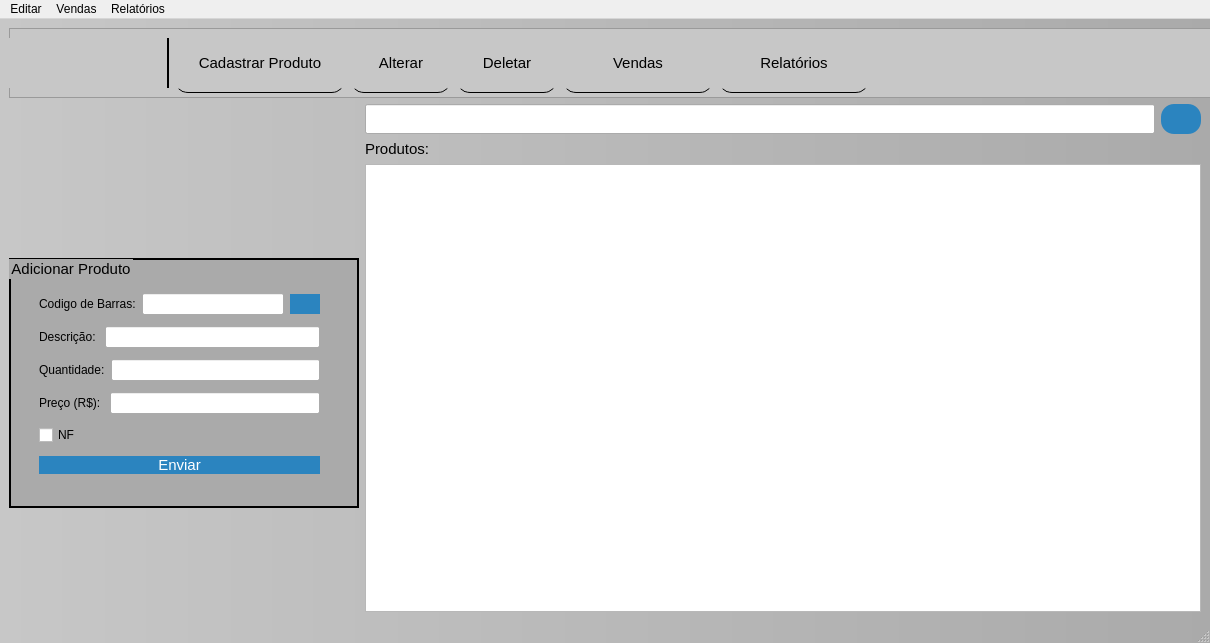
First picture: the form in mainwindow.ui, repository GabR36/QEstoqueLoja, before the edit.
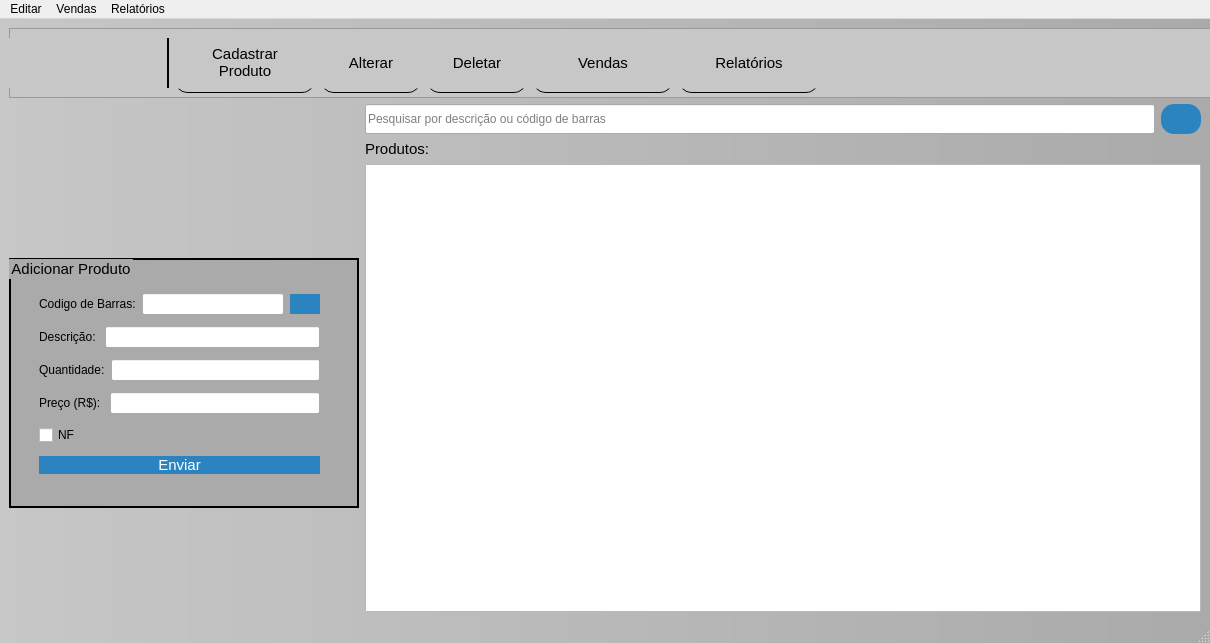
Second picture: the form after the edit. Icons and pictures are not drawn.

The edit to the form file:
```diff
--- a/mainwindow.ui
+++ b/mainwindow.ui
@@ -352,13 +352,13 @@
                   </property>
                   <property name="minimumSize">
                    <size>
-                    <width>170</width>
+                    <width>140</width>
                     <height>60</height>
                    </size>
                   </property>
                   <property name="maximumSize">
                    <size>
-                    <width>170</width>
+                    <width>140</width>
                     <height>60</height>
                    </size>
                   </property>
@@ -366,7 +366,8 @@
                    <string notr="true"/>
                   </property>
                   <property name="text">
-                   <string>Cadastrar Produto</string>
+                   <string>Cadastrar 
+Produto</string>
                   </property>
                   <property name="icon">
                    <iconset theme="address-book-new"/>
@@ -465,13 +466,13 @@
                 </property>
                 <property name="minimumSize">
                  <size>
-                  <width>150</width>
+                  <width>140</width>
                   <height>60</height>
                  </size>
                 </property>
                 <property name="maximumSize">
                  <size>
-                  <width>150</width>
+                  <width>140</width>
                   <height>60</height>
                  </size>
                 </property>
@@ -507,13 +508,13 @@
                 </property>
                 <property name="minimumSize">
                  <size>
-                  <width>150</width>
+                  <width>140</width>
                   <height>60</height>
                  </size>
                 </property>
                 <property name="maximumSize">
                  <size>
-                  <width>150</width>
+                  <width>140</width>
                   <height>60</height>
                  </size>
                 </property>
@@ -575,6 +576,9 @@
             <height>30</height>
            </size>
           </property>
+          <property name="placeholderText">
+           <string>Pesquisar por descrição ou código de barras</string>
+          </property>
          </widget>
         </item>
         <item>
```
